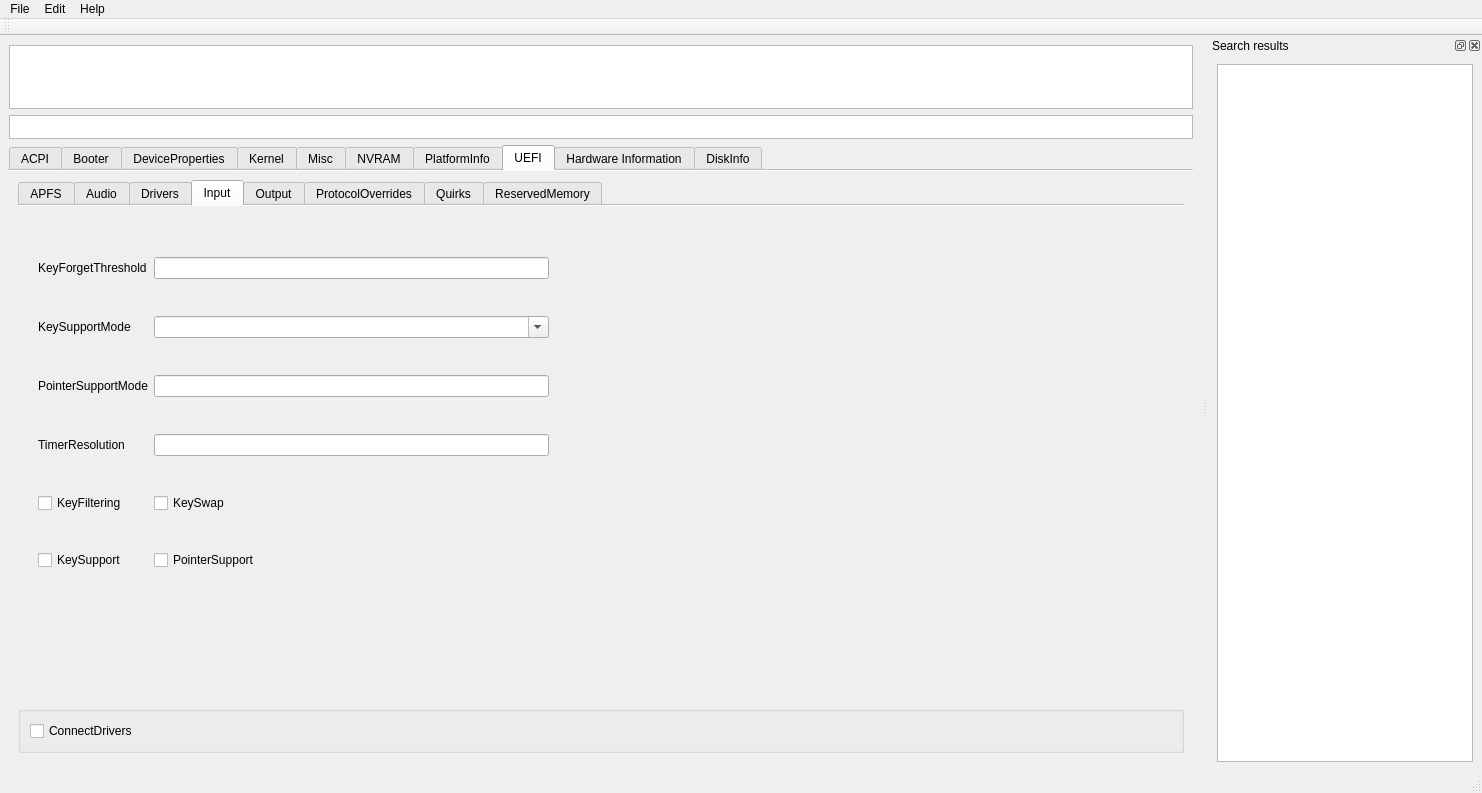
Old version of the form mainwindow.ui in the repository ic005k/OCAuxiliaryTools.
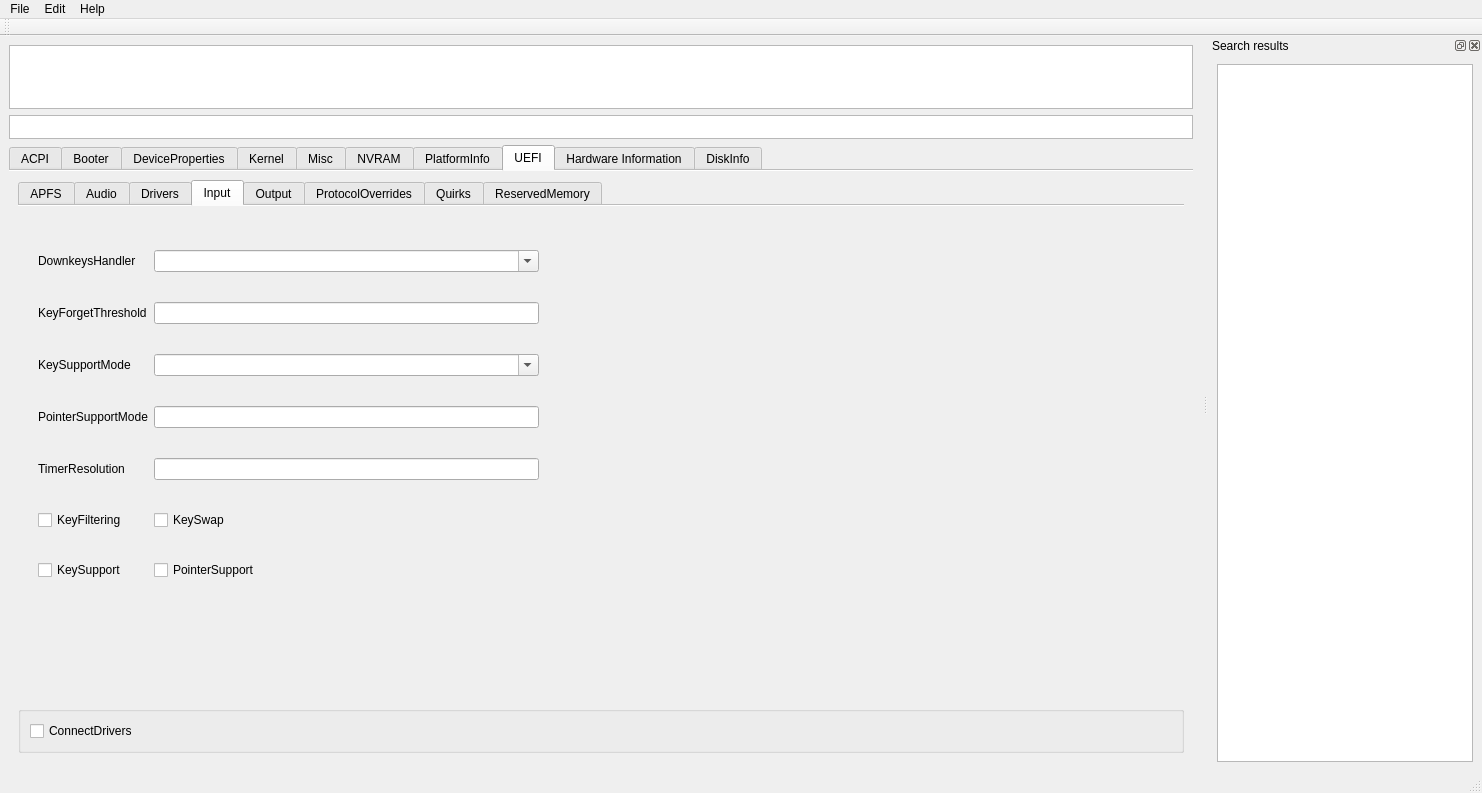
New version of the form. The open tabs and pages were chosen to show the change. Icons and pictures are not drawn.

The edit to the form file:
```diff
--- a/mainwindow.ui
+++ b/mainwindow.ui
@@ -6356,12 +6356,27 @@
              <rect>
               <x>20</x>
               <y>20</y>
-              <width>511</width>
+              <width>501</width>
               <height>381</height>
              </rect>
             </property>
             <layout class="QGridLayout" name="gridLayout_33">
-             <item row="5" column="1">
+             <item row="6" column="0">
+              <widget class="QCheckBox" name="chkKeySupport">
+               <property name="toolTip">
+                <string>This option activates the internal keyboard interceptor driver, based on AppleGenericInput aka (AptioInputFix),
+to fill AppleKeyMapAggregator database for input functioning. In case a separate driver is used, such as
+OpenUsbKbDxe, this option should never be enabled.</string>
+               </property>
+               <property name="statusTip">
+                <string> Enable internal keyboard input translation to AppleKeyMapAggregator protocol.</string>
+               </property>
+               <property name="text">
+                <string>KeySupport</string>
+               </property>
+              </widget>
+             </item>
+             <item row="6" column="1">
               <widget class="QCheckBox" name="chkPointerSupport">
                <property name="toolTip">
                 <string>This option implements standard UEFI pointer protocol (EFI_SIMPLE_POINTER_PROTOCOL) through select OEM
@@ -6375,7 +6390,81 @@
                </property>
               </widget>
              </item>
-             <item row="1" column="0">
+             <item row="3" column="1">
+              <widget class="QLineEdit" name="editPointerSupportMode"/>
+             </item>
+             <item row="4" column="0">
+              <widget class="QLabel" name="label_40">
+               <property name="toolTip">
+                <string>This option allows to update firmware architecture timer period with the specified value in 100 nanosecond units.
+Setting a lower value generally improves performance and responsiveness of the interface and input handling.
+The recommended value is 50000 (5 milliseconds) or slightly higher. Select ASUS Z87 boards use 60000 for the
+interface. Apple boards use 100000. You may leave it as 0 in case there are issues.</string>
+               </property>
+               <property name="statusTip">
+                <string>Set architecture timer resolution.</string>
+               </property>
+               <property name="text">
+                <string>TimerResolution</string>
+               </property>
+              </widget>
+             </item>
+             <item row="5" column="0">
+              <widget class="QCheckBox" name="chkKeyFiltering">
+               <property name="toolTip">
+                <string>Apparently some boards like GA Z77P-D3 may return uninitialised data in EFI_INPUT_KEY with all input protocols.
+This option discards keys that are neither ASCII, nor are defined in the UEFI specification (see tables 107 and
+108 in version 2.8).</string>
+               </property>
+               <property name="statusTip">
+                <string> Enable keyboard input sanity checking.</string>
+               </property>
+               <property name="text">
+                <string>KeyFiltering</string>
+               </property>
+              </widget>
+             </item>
+             <item row="5" column="1">
+              <widget class="QCheckBox" name="chkKeySwap">
+               <property name="toolTip">
+                <string>This option may be useful for keyboard layouts with Option key situated to the right of Command key.</string>
+               </property>
+               <property name="statusTip">
+                <string>Swap Command and Option keys during submission.</string>
+               </property>
+               <property name="text">
+                <string>KeySwap</string>
+               </property>
+              </widget>
+             </item>
+             <item row="3" column="0">
+              <widget class="QLabel" name="label_38">
+               <property name="toolTip">
+                <string>Currently the only supported variant is ASUS, using specialised protocol available on select Z87 and Z97 ASUS
+boards. More details can be found in LongSoft/UefiTool#116.</string>
+               </property>
+               <property name="statusTip">
+                <string> Set OEM protocol used for internal pointer driver.</string>
+               </property>
+               <property name="text">
+                <string>PointerSupportMode</string>
+               </property>
+              </widget>
+             </item>
+             <item row="4" column="1">
+              <widget class="QLineEdit" name="editTimerResolution"/>
+             </item>
+             <item row="1" column="1">
+              <widget class="QLineEdit" name="editKeyForgetThreshold"/>
+             </item>
+             <item row="2" column="1">
+              <widget class="QComboBox" name="cboxKeySupportMode">
+               <property name="editable">
+                <bool>true</bool>
+               </property>
+              </widget>
+             </item>
+             <item row="2" column="0">
               <widget class="QLabel" name="label_23">
                <property name="toolTip">
                 <string>• Auto — Performs automatic choice as available with the following preference: AMI, V2, V1. • V1 — Uses UEFI standard legacy input protocol EFI_SIMPLE_TEXT_INPUT_PROTOCOL. • V2 — Uses UEFI standard modern input protocol EFI_SIMPLE_TEXT_INPUT_EX_PROTOCOL. • AMI — Uses APTIO input protocol AMI_EFIKEYCODE_PROTOCOL.
@@ -6390,17 +6479,7 @@
                </property>
               </widget>
              </item>
-             <item row="1" column="1">
-              <widget class="QComboBox" name="cboxKeySupportMode">
-               <property name="editable">
-                <bool>true</bool>
-               </property>
-              </widget>
-             </item>
-             <item row="2" column="1">
-              <widget class="QLineEdit" name="editPointerSupportMode"/>
-             </item>
-             <item row="0" column="0">
+             <item row="1" column="0">
               <widget class="QLabel" name="label_37">
                <property name="toolTip">
                 <string>AppleKeyMapAggregator protocol is supposed to contain a fixed length buffer of currently pressed keys. However,
@@ -6424,82 +6503,17 @@
                </property>
               </widget>
              </item>
-             <item row="5" column="0">
-              <widget class="QCheckBox" name="chkKeySupport">
-               <property name="toolTip">
-                <string>This option activates the internal keyboard interceptor driver, based on AppleGenericInput aka (AptioInputFix),
-to fill AppleKeyMapAggregator database for input functioning. In case a separate driver is used, such as
-OpenUsbKbDxe, this option should never be enabled.</string>
-               </property>
-               <property name="statusTip">
-                <string> Enable internal keyboard input translation to AppleKeyMapAggregator protocol.</string>
-               </property>
+             <item row="0" column="0">
+              <widget class="QLabel" name="lblDownkeysHandler">
                <property name="text">
-                <string>KeySupport</string>
-               </property>
-              </widget>
-             </item>
-             <item row="3" column="1">
-              <widget class="QLineEdit" name="editTimerResolution"/>
-             </item>
-             <item row="4" column="0">
-              <widget class="QCheckBox" name="chkKeyFiltering">
-               <property name="toolTip">
-                <string>Apparently some boards like GA Z77P-D3 may return uninitialised data in EFI_INPUT_KEY with all input protocols.
-This option discards keys that are neither ASCII, nor are defined in the UEFI specification (see tables 107 and
-108 in version 2.8).</string>
-               </property>
-               <property name="statusTip">
-                <string> Enable keyboard input sanity checking.</string>
-               </property>
-               <property name="text">
-                <string>KeyFiltering</string>
-               </property>
-              </widget>
-             </item>
-             <item row="3" column="0">
-              <widget class="QLabel" name="label_40">
-               <property name="toolTip">
-                <string>This option allows to update firmware architecture timer period with the specified value in 100 nanosecond units.
-Setting a lower value generally improves performance and responsiveness of the interface and input handling.
-The recommended value is 50000 (5 milliseconds) or slightly higher. Select ASUS Z87 boards use 60000 for the
-interface. Apple boards use 100000. You may leave it as 0 in case there are issues.</string>
-               </property>
-               <property name="statusTip">
-                <string>Set architecture timer resolution.</string>
-               </property>
-               <property name="text">
-                <string>TimerResolution</string>
-               </property>
-              </widget>
-             </item>
-             <item row="4" column="1">
-              <widget class="QCheckBox" name="chkKeySwap">
-               <property name="toolTip">
-                <string>This option may be useful for keyboard layouts with Option key situated to the right of Command key.</string>
-               </property>
-               <property name="statusTip">
-                <string>Swap Command and Option keys during submission.</string>
-               </property>
-               <property name="text">
-                <string>KeySwap</string>
+                <string>DownkeysHandler</string>
                </property>
               </widget>
              </item>
              <item row="0" column="1">
-              <widget class="QLineEdit" name="editKeyForgetThreshold"/>
-             </item>
-             <item row="2" column="0">
-              <widget class="QLabel" name="label_38">
-               <property name="toolTip">
-                <string>Currently the only supported variant is ASUS, using specialised protocol available on select Z87 and Z97 ASUS
-boards. More details can be found in LongSoft/UefiTool#116.</string>
-               </property>
-               <property name="statusTip">
-                <string> Set OEM protocol used for internal pointer driver.</string>
-               </property>
-               <property name="text">
-                <string>PointerSupportMode</string>
+              <widget class="QComboBox" name="cboxDownkeysHandler">
+               <property name="editable">
+                <bool>true</bool>
                </property>
               </widget>
              </item>
```
Left out of the diff: 368 changed lines with no effect on the pictures.
